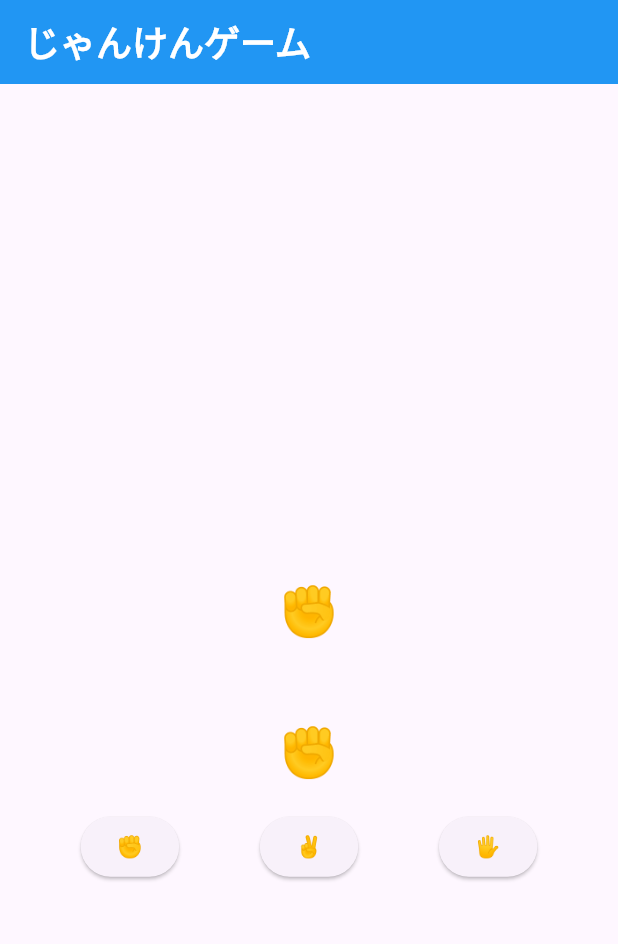
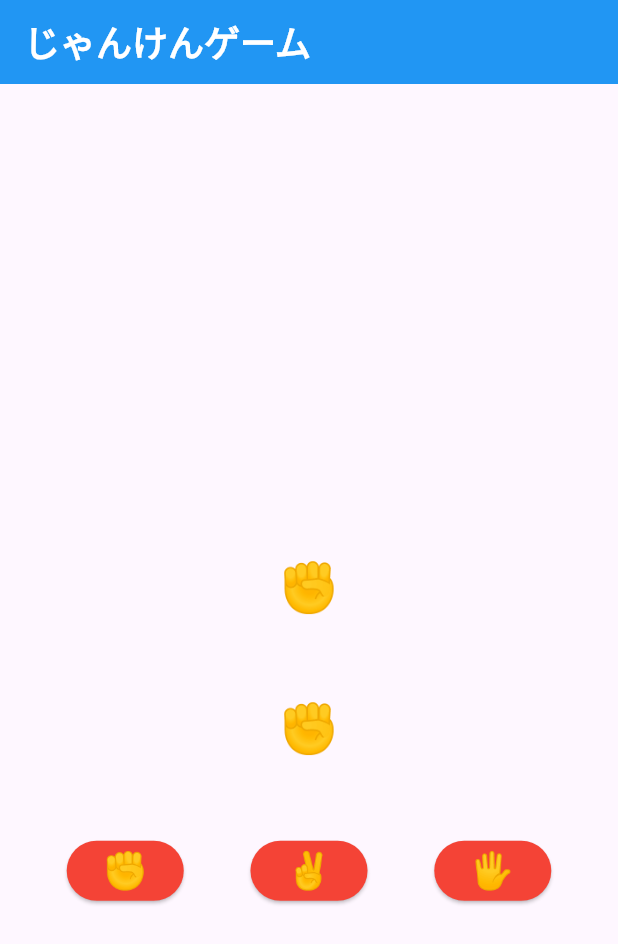
Before and after one commit to 1noseA/flutter_janken, a Flutter app: the screen it shows after launch, on a phone screen of 412 x 824 dp. Shown: the top 944 px of the screen. Run offline on Flutter 3.47's test engine with Material 3 defaults, Android fonts, the phone set to English and light mode, and no system bars.

Commit message:
UIを微調整

```diff
--- a/lib/main.dart
+++ b/lib/main.dart
@@ -127,7 +127,7 @@ class _JankenPageState extends State<JankenPage> {
                 fontSize: 32,
               ),
             ),
-            SizedBox(height: 16),
+            SizedBox(height: 48),
 
             // 手を選ぶボタン
             Row(
@@ -137,19 +137,35 @@ class _JankenPageState extends State<JankenPage> {
                   onPressed: (){
                     selectHand('✊');
                   },
-                  child: Text('✊'),
+                  style: ElevatedButton.styleFrom(backgroundColor: Colors.red),
+                  child: Text(
+                    '✊',
+                    style: TextStyle(
+                      fontSize: 24,
+                    ),
+                  ),
                 ),
                 ElevatedButton(
                   onPressed: (){
                     selectHand('✌️');
                   },
-                  child: Text('✌️'),
+                  style: ElevatedButton.styleFrom(backgroundColor: Colors.red),
+                  child: Text('✌️',
+                    style: TextStyle(
+                      fontSize: 24,
+                    ),
+                  ),
                 ),
                 ElevatedButton(
                   onPressed: (){
                     selectHand('🖐️');
                   },
-                  child: Text('🖐️'),
+                  style: ElevatedButton.styleFrom(backgroundColor: Colors.red),
+                  child: Text('🖐️',
+                    style: TextStyle(
+                      fontSize: 24,
+                    ),
+                  ),
                 ),
               ],
             ),
```
